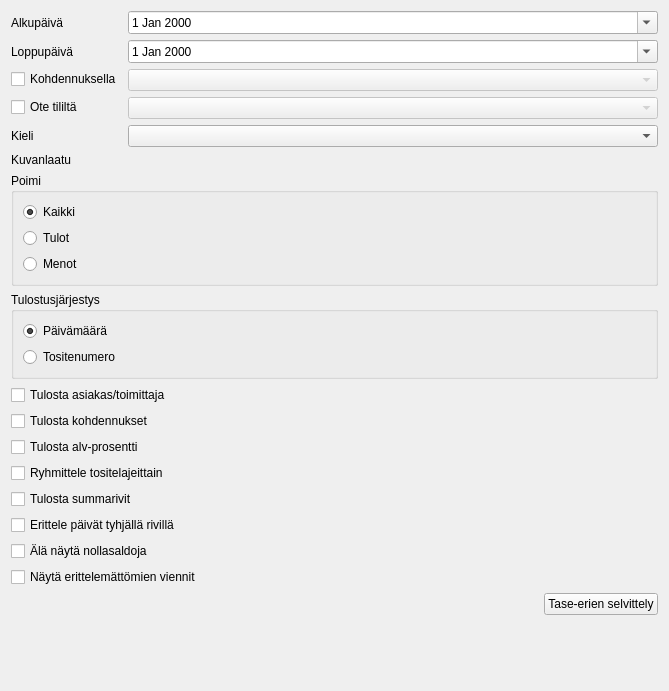
Before: the Qt Designer form kitsas/raportti/paivakirja.ui in artoh/kitupiikki, drawn with Qt 5.
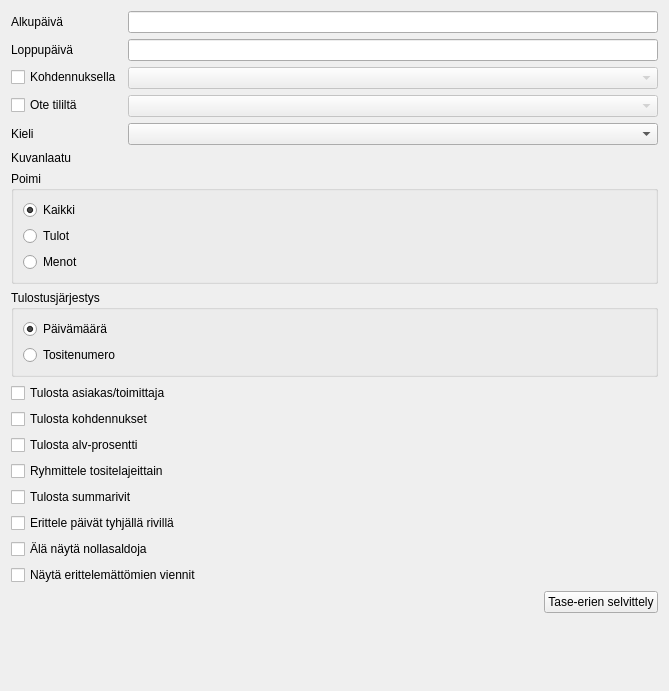
After: the same form once the commit is applied. Icons and pictures are not drawn. Custom widgets are drawn as their Qt base class.

Commit message: Raportin dialogeissa KpDateEdit

Diff of the .ui file:
```diff
--- a/kitsas/raportti/paivakirja.ui
+++ b/kitsas/raportti/paivakirja.ui
@@ -27,10 +27,7 @@
       </widget>
      </item>
      <item row="0" column="1">
-      <widget class="QDateEdit" name="alkupvm">
-       <property name="calendarPopup">
-        <bool>true</bool>
-       </property>
+      <widget class="KpDateEdit" name="alkupvm">
       </widget>
      </item>
      <item row="1" column="0">
@@ -44,10 +41,7 @@
       </widget>
      </item>
      <item row="1" column="1">
-      <widget class="QDateEdit" name="loppupvm">
-       <property name="calendarPopup">
-        <bool>true</bool>
-       </property>
+      <widget class="KpDateEdit" name="loppupvm">
       </widget>
      </item>
      <item row="2" column="0">
@@ -331,6 +325,11 @@
    <extends>QComboBox</extends>
    <header location="global">tools/kohdennuscombo.h</header>
   </customwidget>
+  <customwidget>
+   <class>KpDateEdit</class>
+   <extends>QLineEdit</extends>
+   <header location="global">tools/kpdateedit.h</header>
+  </customwidget>
  </customwidgets>
  <tabstops>
   <tabstop>alkupvm</tabstop>
```
The commit also changes 6 other files.
